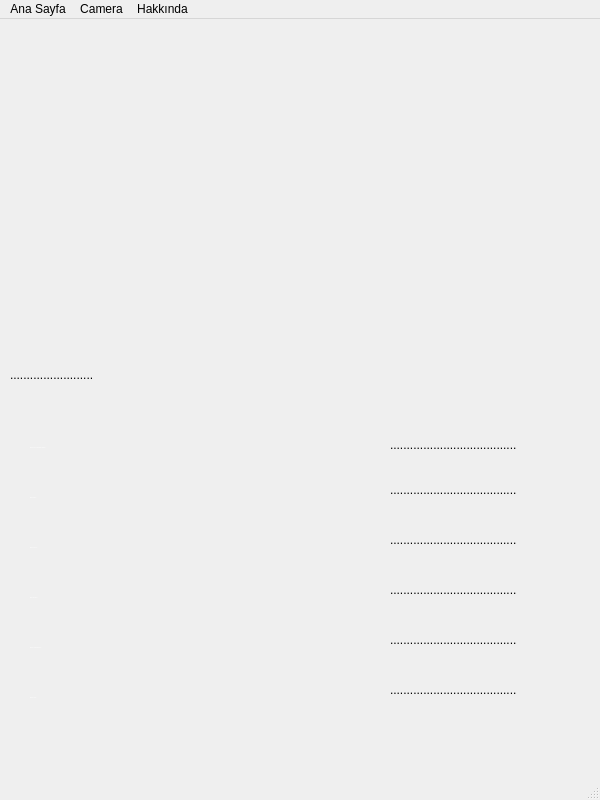
The window that Goster.ui (Yavuzhan-Baykara/optical-eye) describes before a commit, drawn with Qt 5.
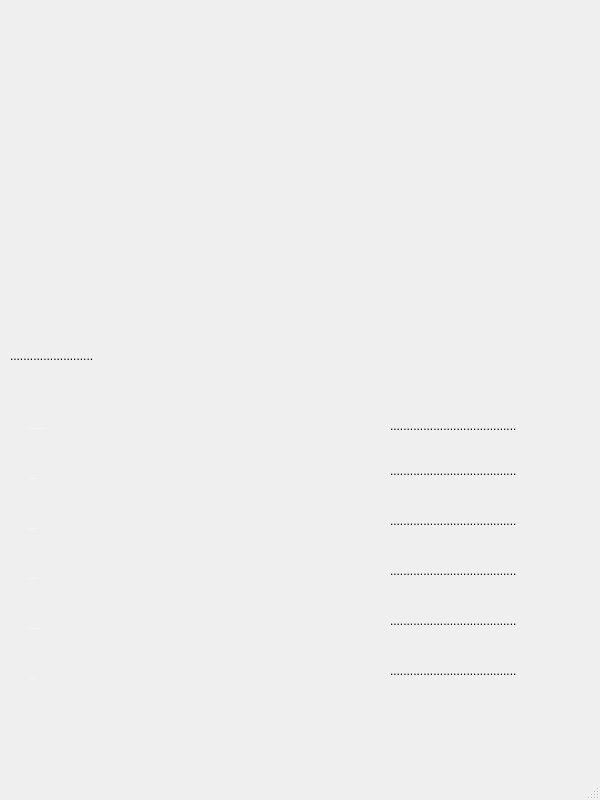
The same window after the commit. Icons and pictures are not drawn.

The edit to the form file:
```diff
--- a/Goster.ui
+++ b/Goster.ui
@@ -2417,24 +2417,6 @@
      <height>43</height>
     </rect>
    </property>
-   <widget class="QMenu" name="menuAna_Sayfa">
-    <property name="title">
-     <string>Ana Sayfa</string>
-    </property>
-   </widget>
-   <widget class="QMenu" name="menuCamera">
-    <property name="title">
-     <string>Camera</string>
-    </property>
-   </widget>
-   <widget class="QMenu" name="menuHakk_nda">
-    <property name="title">
-     <string>Hakkında</string>
-    </property>
-   </widget>
-   <addaction name="menuAna_Sayfa"/>
-   <addaction name="menuCamera"/>
-   <addaction name="menuHakk_nda"/>
   </widget>
   <widget class="QStatusBar" name="statusbar"/>
  </widget>
```
